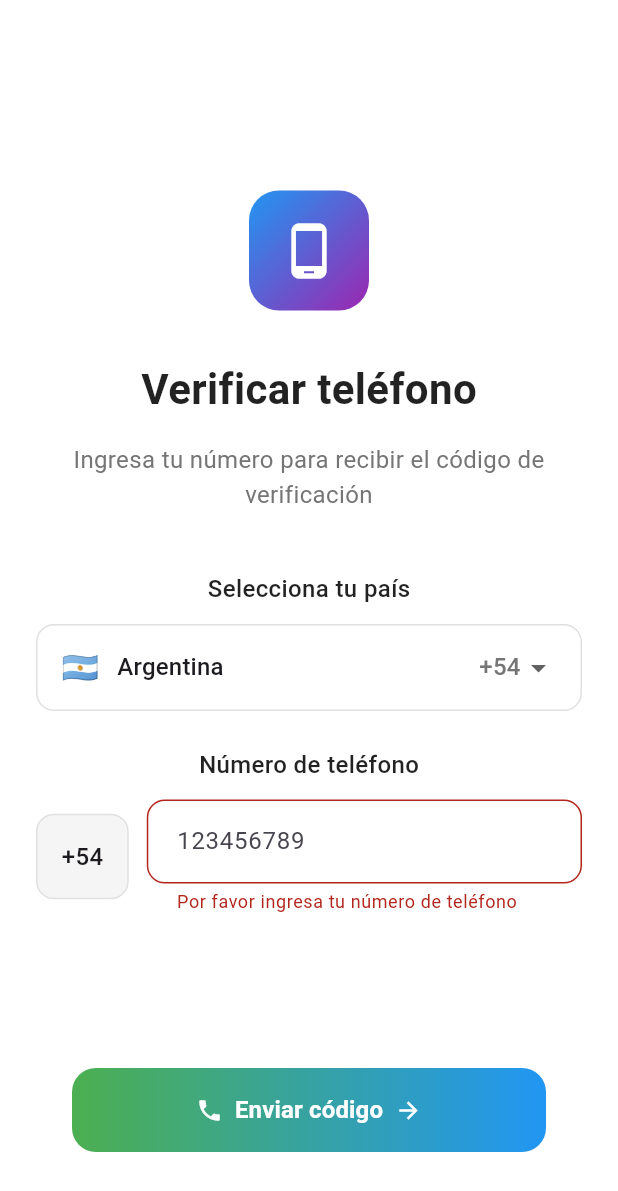
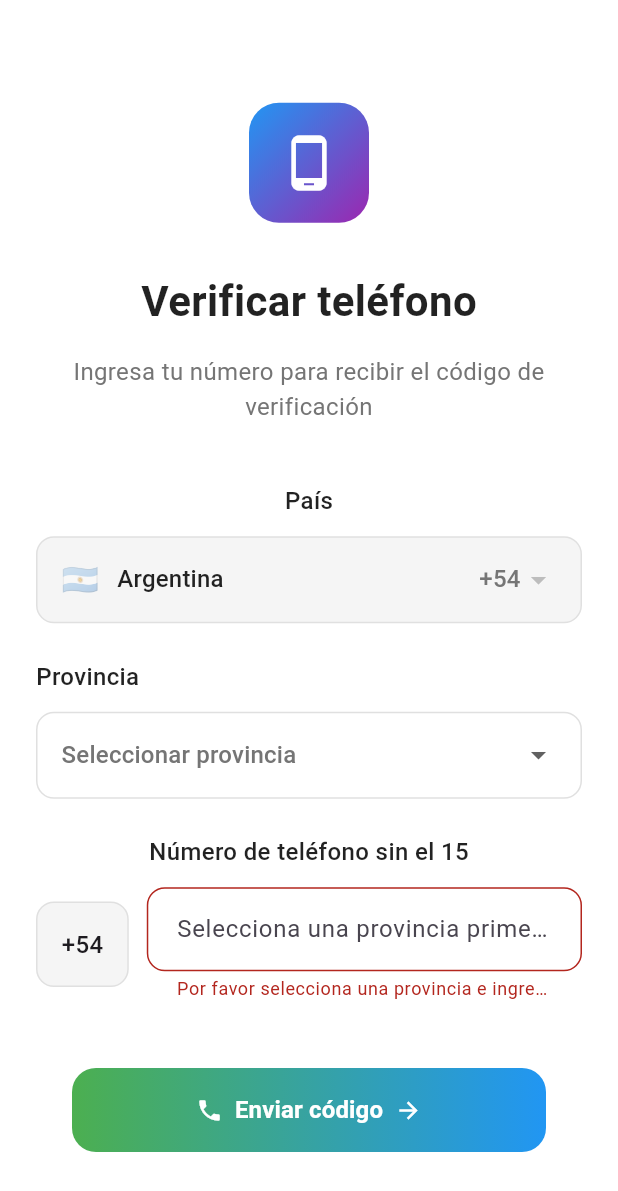
Before and after one commit to martinartaza/phone-app-verification, a Flutter app: the screen it shows after launch, after a tap on "Enviar código", on a phone screen of 412 x 824 dp. Shown: the top 1191 px of the screen. Run offline on Flutter 3.47's test engine with Material 3 defaults, Android fonts, the phone set to English and light mode, and no system bars; our stand-ins replace shared_preferences; accounts and stored records are empty; Roboto replaces fonts that are missing (SF Pro Display).

```diff
--- a/lib/providers/phone_input.dart
+++ b/lib/providers/phone_input.dart
@@ -4,11 +4,12 @@ import '../services/storage.dart' as storage_service;
 class PhoneInputProvider extends ChangeNotifier {
   // Estado del formulario
   String _selectedCountryCode = '+54';
+  String _selectedProvinceCode = '';
   String _phoneNumber = '';
   bool _isLoading = false;
   String? _errorMessage;
 
-  // Lista de países disponibles
+  // Lista de países disponibles (preparado para expansión)
   final List<Map<String, String>> _countries = [
     {'name': 'Argentina', 'code': '+54', 'flag': '🇦🇷'},
     {'name': 'Peru', 'code': '+51', 'flag': '🇵🇪'},
@@ -16,12 +17,47 @@ class PhoneInputProvider extends ChangeNotifier {
     {'name': 'Colombia', 'code': '+57', 'flag': '🇨🇴'},
   ];
 
+  // Lista de provincias argentinas con códigos de área
+  final List<Map<String, String>> _provinces = [
+    {'name': 'Seleccionar provincia', 'code': ''},
+    {'name': 'Ciudad Autónoma de Buenos Aires', 'code': '011'},
+    {'name': 'La Plata (Buenos Aires)', 'code': '221'},
+    {'name': 'Catamarca', 'code': '383'},
+    {'name': 'Chaco', 'code': '362'},
+    {'name': 'Chubut', 'code': '280'},
+    {'name': 'Córdoba', 'code': '351'},
+    {'name': 'Corrientes', 'code': '379'},
+    {'name': 'Entre Ríos', 'code': '343'},
+    {'name': 'Formosa', 'code': '370'},
+    {'name': 'Jujuy', 'code': '388'},
+    {'name': 'La Pampa', 'code': '2954'},
+    {'name': 'La Rioja', 'code': '380'},
+    {'name': 'Mendoza', 'code': '261'},
+    {'name': 'Misiones', 'code': '376'},
+    {'name': 'Neuquén', 'code': '299'},
+    {'name': 'Río Negro', 'code': '2920'},
+    {'name': 'Salta', 'code': '387'},
+    {'name': 'San Juan', 'code': '264'},
+    {'name': 'San Luis', 'code': '266'},
+    {'name': 'Santa Cruz', 'code': '2966'},
+    {'name': 'Santa Fe', 'code': '342'},
+    {'name': 'Santiago del Estero', 'code': '385'},
+    {'name': 'Tierra del Fuego', 'code': '2901'},
+    {'name': 'Tucumán', 'code': '381'},
+  ];
+
   // Getters
   String get selectedCountryCode => _selectedCountryCode;
+  String get selectedProvinceCode => _selectedProvinceCode;
   String get phoneNumber => _phoneNumber;
   bool get isLoading => _isLoading;
   String? get errorMessage => _errorMessage;
   List<Map<String, String>> get countries => _countries;
+  Map<String, String> get selectedCountry => _countries.firstWhere(
+    (country) => country['code'] == _selectedCountryCode,
+    orElse: () => _countries.first,
+  );
+  List<Map<String, String>> get provinces => _provinces;
   String get fullPhoneNumber => '$_selectedCountryCode$_phoneNumber';
 
   /// Constructor - cargar datos guardados
@@ -34,30 +70,61 @@ class PhoneInputProvider extends ChangeNotifier {
     try {
       final savedPhoneNumber = await storage_service.StorageService.getPhoneNumber();
       if (savedPhoneNumber != null) {
-        // Extraer código de país y número
+        // Detectar país basado en el código
         for (var country in _countries) {
           if (savedPhoneNumber.startsWith(country['code']!)) {
             _selectedCountryCode = country['code']!;
             _phoneNumber = savedPhoneNumber.substring(country['code']!.length);
-            notifyListeners();
+
+            // Si es Argentina, intentar detectar la provincia
+            if (_selectedCountryCode == '+54' && _phoneNumber.startsWith('9')) {
+              final phoneWithoutNine = _phoneNumber.substring(1);
+              for (var province in _provinces) {
+                if (province['code']!.isNotEmpty && phoneWithoutNine.startsWith(province['code']!)) {
+                  _selectedProvinceCode = province['code']!;
+                  break;
+                }
+              }
+            }
             break;
           }
         }
-
+        notifyListeners();
       }
     } catch (e) {
-
+      // Error silencioso
     }
   }
 
   /// Cambiar código de país seleccionado
   void setCountryCode(String countryCode) {
     _selectedCountryCode = countryCode;
+
+    // Limpiar provincia y número al cambiar país
+    _selectedProvinceCode = '';
+    _phoneNumber = '';
+
     _clearError();
     notifyListeners();
   }
 
-  /// Actualizar número de teléfono
+  /// Seleccionar provincia y auto-completar código de área (solo para Argentina)
+  void setProvince(String provinceCode) {
+    _selectedProvinceCode = provinceCode;
+
+    if (_selectedCountryCode == '+54' && provinceCode.isNotEmpty) {
+      // Auto-completar con 9 + código de área para Argentina
+      _phoneNumber = '9$provinceCode';
+    } else if (provinceCode.isEmpty) {
+      // Si no hay provincia seleccionada, limpiar el número
+      _phoneNumber = '';
+    }
+
+    _clearError();
+    notifyListeners();
+  }
+
+  /// Actualizar número de teléfono (permite edición manual)
   void setPhoneNumber(String phoneNumber) {
     _phoneNumber = phoneNumber;
     _clearError();
@@ -66,17 +133,38 @@ class PhoneInputProvider extends ChangeNotifier {
 
   /// Validar número de teléfono
   bool isPhoneNumberValid() {
-    return _phoneNumber.isNotEmpty && _phoneNumber.length >= 7;
+    if (_selectedCountryCode == '+54') {
+      // Para Argentina, debe tener al menos 10 dígitos (9 + código de área + número)
+      return _phoneNumber.isNotEmpty && _phoneNumber.length >= 10;
+    } else {
+      // Para otros países, validación básica
+      return _phoneNumber.isNotEmpty && _phoneNumber.length >= 7;
+    }
   }
 
   /// Obtener mensaje de error de validación
   String? getValidationError() {
     if (_phoneNumber.isEmpty) {
-      return 'Por favor ingresa tu número de teléfono';
+      if (_selectedCountryCode == '+54') {
+        return 'Por favor selecciona una provincia e ingresa tu número';
+      } else {
+        return 'Por favor ingresa tu número de teléfono';
+      }
     }
-    if (_phoneNumber.length < 7) {
-      return 'El número debe tener al menos 7 dígitos';
+
+    if (_selectedCountryCode == '+54') {
+      if (_phoneNumber.length < 10) {
+        return 'El número debe tener al menos 10 dígitos';
+      }
+      if (!_phoneNumber.startsWith('9')) {
+        return 'El número debe comenzar con 9 (celular)';
+      }
+    } else {
+      if (_phoneNumber.length < 7) {
+        return 'El número debe tener al menos 7 dígitos';
+      }
     }
+
     return null;
   }
 
@@ -101,8 +189,25 @@ class PhoneInputProvider extends ChangeNotifier {
   /// Limpiar formulario
   void clearForm() {
     _phoneNumber = '';
-    _selectedCountryCode = '+54';
+    _selectedProvinceCode = '';
     _clearError();
     notifyListeners();
   }
+
+  /// Obtener el nombre de la provincia seleccionada
+  String get selectedProvinceName {
+    if (_selectedProvinceCode.isEmpty) return 'Seleccionar provincia';
+
+    final province = _provinces.firstWhere(
+      (p) => p['code'] == _selectedProvinceCode,
+      orElse: () => {'name': 'Seleccionar provincia', 'code': ''},
+    );
+    return province['name']!;
+  }
+
+  /// Verificar si el país seleccionado es Argentina
+  bool get isArgentina => _selectedCountryCode == '+54';
+
+  /// Verificar si debe mostrar el selector de provincias
+  bool get shouldShowProvinces => isArgentina;
 }
--- a/lib/screens/phone_input.dart
+++ b/lib/screens/phone_input.dart
@@ -60,9 +60,9 @@ class PhoneInputScreen extends StatelessWidget {
               ),
               const SizedBox(height: 40),
 
-              // Country selector
+              // Country selector (deshabilitado por ahora, preparado para expansión)
               const Text(
-                'Selecciona tu país',
+                'País',
                 style: TextStyle(
                   fontSize: 16,
                   fontWeight: FontWeight.w500,
@@ -71,12 +71,13 @@ class PhoneInputScreen extends StatelessWidget {
               ),
               const SizedBox(height: 12),
 
-              // Country Dropdown
+              // Country Dropdown (deshabilitado)
               Consumer<phone_input_provider.PhoneInputProvider>(
                 builder: (context, phoneProvider, child) {
                   return Container(
                     padding: const EdgeInsets.symmetric(horizontal: 16, vertical: 4),
                     decoration: BoxDecoration(
+                      color: Colors.grey[100], // Fondo gris para indicar deshabilitado
                       border: Border.all(color: Colors.grey[300]!),
                       borderRadius: BorderRadius.circular(12),
                     ),
@@ -84,6 +85,8 @@ class PhoneInputScreen extends StatelessWidget {
                       child: DropdownButton<String>(
                         value: phoneProvider.selectedCountryCode,
                         isExpanded: true,
+                        // Deshabilitado por ahora, cambiar a null para habilitar
+                        onChanged: null, // phoneProvider.setCountryCode,
                         items: phoneProvider.countries.map((country) {
                           return DropdownMenuItem<String>(
                             value: country['code'],
@@ -91,18 +94,26 @@ class PhoneInputScreen extends StatelessWidget {
                               children: [
                                 Text(country['flag']!, style: const TextStyle(fontSize: 20)),
                                 const SizedBox(width: 12),
-                                Text(country['name']!),
+                                Text(
+                                  country['name']!,
+                                  style: TextStyle(
+                                    color: country['code'] == phoneProvider.selectedCountryCode
+                                        ? Colors.black87
+                                        : Colors.grey[600],
+                                  ),
+                                ),
                                 const Spacer(),
-                                Text(country['code']!, style: TextStyle(color: Colors.grey[600])),
+                                Text(
+                                  country['code']!,
+                                  style: TextStyle(
+                                    color: Colors.grey[600],
+                                    fontWeight: FontWeight.w500,
+                                  ),
+                                ),
                               ],
                             ),
                           );
                         }).toList(),
-                        onChanged: (value) {
-                          if (value != null) {
-                            phoneProvider.setCountryCode(value);
-                          }
-                        },
                       ),
                     ),
                   );
@@ -110,9 +121,85 @@ class PhoneInputScreen extends StatelessWidget {
               ),
               const SizedBox(height: 24),
 
+              // Province selector (solo para Argentina)
+              Consumer<phone_input_provider.PhoneInputProvider>(
+                builder: (context, phoneProvider, child) {
+                  if (!phoneProvider.shouldShowProvinces) {
+                    return const SizedBox.shrink(); // No mostrar si no es Argentina
+                  }
+
+                  return Column(
+                    crossAxisAlignment: CrossAxisAlignment.start,
+                    children: [
+                      const Text(
+                        'Provincia',
+                        style: TextStyle(
+                          fontSize: 16,
+                          fontWeight: FontWeight.w500,
+                          color: Colors.black87,
+                        ),
+                      ),
+                      const SizedBox(height: 12),
+
+                      // Province Dropdown
+                      Container(
+                        padding: const EdgeInsets.symmetric(horizontal: 16, vertical: 4),
+                        decoration: BoxDecoration(
+                          border: Border.all(color: Colors.grey[300]!),
+                          borderRadius: BorderRadius.circular(12),
+                        ),
+                        child: DropdownButtonHideUnderline(
+                          child: DropdownButton<String>(
+                            value: phoneProvider.selectedProvinceCode.isEmpty
+                                ? ''
+                                : phoneProvider.selectedProvinceCode,
+                            isExpanded: true,
+                            hint: const Text('Seleccionar provincia'),
+                            items: phoneProvider.provinces.map((province) {
+                              return DropdownMenuItem<String>(
+                                value: province['code'],
+                                child: Row(
+                                  children: [
+                                    Expanded(
+                                      child: Text(
+                                        province['name']!,
+                                        style: TextStyle(
+                                          color: province['code']!.isEmpty
+                                              ? Colors.grey[600]
+                                              : Colors.black87,
+                                        ),
+                                      ),
+                                    ),
+                                    if (province['code']!.isNotEmpty)
+                                      Text(
+                                        '9${province['code']}',
+                                        style: TextStyle(
+                                          color: Colors.blue[600],
+                                          fontWeight: FontWeight.w500,
+                                          fontSize: 12,
+                                        ),
+                                      ),
+                                  ],
+                                ),
+                              );
+                            }).toList(),
+                            onChanged: (value) {
+                              if (value != null) {
+                                phoneProvider.setProvince(value);
+                              }
+                            },
+                          ),
+                        ),
+                      ),
+                    ],
+                  );
+                },
+              ),
+              const SizedBox(height: 24),
+
               // Phone input
               const Text(
-                'Número de teléfono',
+                'Número de teléfono sin el 15',
                 style: TextStyle(
                   fontSize: 16,
                   fontWeight: FontWeight.w500,
@@ -146,8 +233,16 @@ class PhoneInputScreen extends StatelessWidget {
                         child: TextField(
                           onChanged: phoneProvider.setPhoneNumber,
                           keyboardType: TextInputType.phone,
+                          controller: TextEditingController(text: phoneProvider.phoneNumber)
+                            ..selection = TextSelection.fromPosition(
+                              TextPosition(offset: phoneProvider.phoneNumber.length),
+                            ),
                           decoration: InputDecoration(
-                            hintText: '123456789',
+                            hintText: phoneProvider.isArgentina
+                                ? (phoneProvider.selectedProvinceCode.isEmpty
+                                    ? 'Selecciona una provincia primero'
+                                    : '9${phoneProvider.selectedProvinceCode}1234567')
+                                : '123456789',
                             border: OutlineInputBorder(
                               borderRadius: BorderRadius.circular(12),
                               borderSide: BorderSide(color: Colors.grey[300]!),
@@ -162,6 +257,13 @@ class PhoneInputScreen extends StatelessWidget {
                             ),
                             contentPadding: const EdgeInsets.symmetric(horizontal: 16, vertical: 16),
                             errorText: phoneProvider.errorMessage,
+                            helperText: phoneProvider.isArgentina && phoneProvider.selectedProvinceCode.isNotEmpty
+                                ? 'Puedes editar el código de área si es necesario'
+                                : null,
+                            helperStyle: TextStyle(
+                              fontSize: 12,
+                              color: Colors.grey[600],
+                            ),
                           ),
                         ),
                       ),
```
Also changed, not shown: 1 other file.
